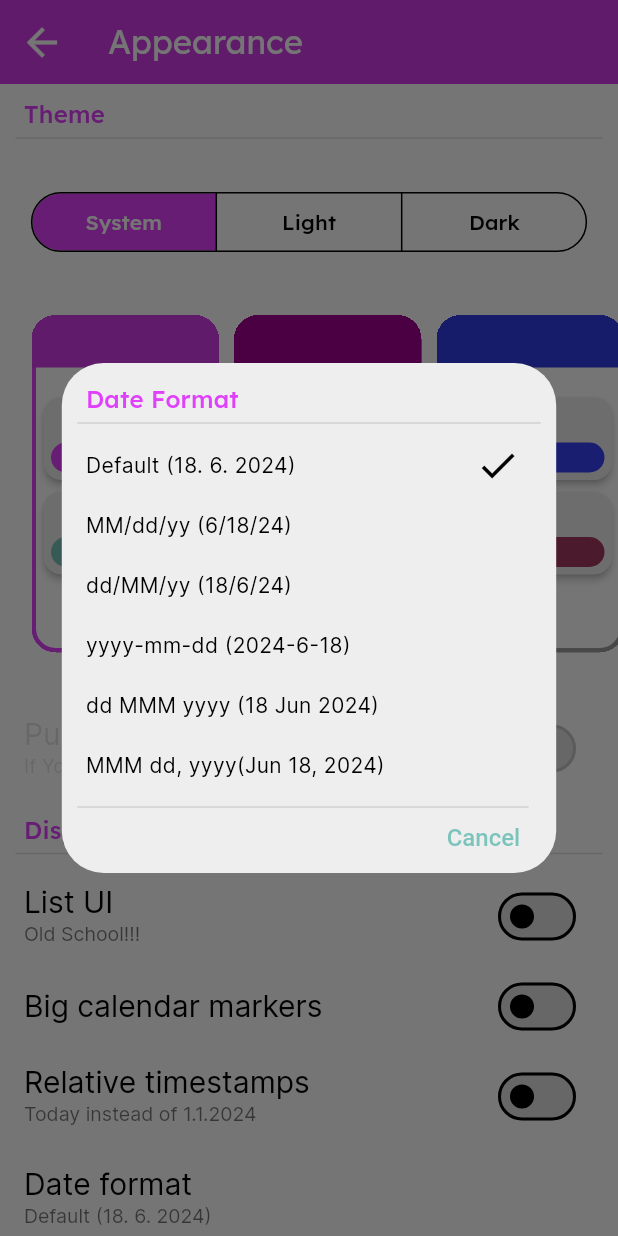
After one commit to App-Elevate/AUT.aplikace-legacy, a Flutter app: the AppearanceScreen screen opened directly, after a tap on "Date format", on a phone screen of 412 x 824 dp. The commit adds this screen. Run offline on Flutter 3.47's test engine with Material 3 defaults, Android fonts, the phone set to English and light mode, and no system bars; our stand-ins replace awesome_notifications, firebase_analytics, firebase_core, firebase_crashlytics, flutter_secure_storage, flutter_svg and 10 more; missing offline and left inert: background_fetch, canteenlib, enum_to_string, icons_flutter; accounts and stored records are empty; statements that could not run were skipped.

Commit message:
add date format picker

```diff
--- /dev/null
+++ b/lib/methods_vars/get_correct_date_string.dart
@@ -0,0 +1,37 @@
+import 'package:autojidelna/classes_enums/all.dart';
+
+String getCorrectDateString(DateFormat format, {DateTime? date}) {
+  String string;
+  DateTime currentDate = DateTime.now();
+  date = DateTime(currentDate.year, currentDate.month, currentDate.day);
+  switch (format) {
+    case DateFormat.ddmmmyyyy:
+      string = "dd MMM yyyy (${currentDate.day} ${getMonthString(currentDate.month)} ${currentDate.year})";
+      break;
+    case DateFormat.ddmmyy:
+      string = "dd/MM/yy (${currentDate.day}/${currentDate.month}/${currentDate.year % 100})";
+      break;
+    case DateFormat.mmddyy:
+      string = "MM/dd/yy (${currentDate.month}/${currentDate.day}/${currentDate.year % 100})";
+      break;
+    case DateFormat.mmmddyyyy:
+      string = "MMM dd, yyyy(${getMonthString(currentDate.month)} ${currentDate.day}, ${currentDate.year})";
+      break;
+    case DateFormat.yyyymmdd:
+      string = "yyyy-mm-dd (${currentDate.year}-${currentDate.month}-${currentDate.day})";
+      break;
+    default:
+      string = "Default (${currentDate.day}. ${currentDate.month}. ${currentDate.year})";
+  }
+  return string;
+}
+
+String getMonthString(int month) {
+  const monthStrings = ['Jan', 'Feb', 'Mar', 'Apr', 'May', 'Jun', 'Jul', 'Aug', 'Sep', 'Oct', 'Nov', 'Dec'];
+
+  if (month < 1 || month > 12) {
+    throw ArgumentError("Invalid month: $month");
+  }
+
+  return monthStrings[month - 1];
+}
--- a/lib/pages_new/appearance.dart
+++ b/lib/pages_new/appearance.dart
@@ -1,10 +1,9 @@
-import 'package:autojidelna/classes_enums/all.dart';
 import 'package:autojidelna/classes_enums/spacing.dart';
 import 'package:autojidelna/providers.dart';
 import 'package:autojidelna/shared_widgets/settings/all_settings_widgets.dart';
 import 'package:autojidelna/shared_widgets/settings/custom_divider.dart';
+import 'package:autojidelna/shared_widgets/settings/date_format_picker_button.dart';
 import 'package:autojidelna/shared_widgets/settings/section_title.dart';
-import 'package:enum_to_string/enum_to_string.dart';
 import 'package:flutter/material.dart';
 import 'package:provider/provider.dart';
 
@@ -22,7 +21,7 @@ class AppearanceScreen extends StatelessWidget {
         child: Column(
           children: [
             const SectionTitle("Theme"),
-            CustomDivider(height: Spacing.s30),
+            CustomDivider(height: Spacing.s24),
             // theme mode picker
             const ThemeModePicker(),
             CustomDivider(height: Spacing.s38),
@@ -70,14 +69,8 @@ class AppearanceScreen extends StatelessWidget {
                 onChanged: relTimeStamps.set,
               ),
             ),
-            Selector<UserPreferences, ({DateFormat read, Function(DateFormat) set})>(
-              selector: (_, p1) => (read: p1.dateFormat, set: p1.setDateFormat),
-              builder: (context, dateFormat, child) => ListTile(
-                title: const Text("Date format"),
-                subtitle: Text(EnumToString.convertToString(dateFormat.read)),
-                onTap: () {},
-              ),
-            ),
+            const DateFormatPickerButton(),
+            const CustomDivider(),
           ],
         ),
       ),
--- /dev/null
+++ b/lib/shared_widgets/settings/date_format_picker.dart
@@ -0,0 +1,68 @@
+import 'package:autojidelna/classes_enums/all.dart';
+import 'package:autojidelna/classes_enums/spacing.dart';
+import 'package:autojidelna/methods_vars/get_correct_date_string.dart';
+import 'package:autojidelna/providers.dart';
+import 'package:autojidelna/shared_widgets/settings/custom_divider.dart';
+import 'package:autojidelna/shared_widgets/settings/section_title.dart';
+import 'package:flutter/material.dart';
+import 'package:provider/provider.dart';
+
+class DateFormatPicker extends StatelessWidget {
+  const DateFormatPicker({super.key});
+
+  @override
+  Widget build(BuildContext context) {
+    return AlertDialog(
+      titlePadding: const EdgeInsets.only(top: 4),
+      contentPadding: EdgeInsets.zero,
+      iconPadding: EdgeInsets.zero,
+      buttonPadding: EdgeInsets.zero,
+      actionsPadding: const EdgeInsets.fromLTRB(0, 0, 8, 8),
+      title: const SectionTitle("Date Format"),
+      content: Selector<UserPreferences, ({DateFormat read, Function(DateFormat) set})>(
+        selector: (_, p1) => (read: p1.dateFormat, set: p1.setDateFormat),
+        builder: (context, dateFormat, child) => SingleChildScrollView(
+          child: SizedBox(
+            width: MediaQuery.sizeOf(context).width * .8,
+            child: Column(
+              mainAxisSize: MainAxisSize.min,
+              children: DateFormat.values.map((format) {
+                DateFormat pickedFormat = dateFormat.read;
+
+                return ListTile(
+                  minVerticalPadding: 0,
+                  visualDensity: const VisualDensity(vertical: -4),
+                  title: Text(getCorrectDateString(format)),
+                  titleTextStyle: Theme.of(context).textTheme.bodyMedium,
+                  trailing: pickedFormat == format ? const Icon(Icons.check) : null,
+                  onTap: () {
+                    dateFormat.set(format);
+                    Navigator.pop(context);
+                  },
+                );
+              }).toList(),
+            ),
+          ),
+        ),
+      ),
+      actions: [
+        Column(
+          crossAxisAlignment: CrossAxisAlignment.end,
+          children: [
+            CustomDivider(height: Spacing.s4),
+            CustomDivider(height: Spacing.s8, isTransparent: false),
+            TextButton(
+              onPressed: () => Navigator.pop(context),
+              style: TextButton.styleFrom(
+                foregroundColor: Theme.of(context).colorScheme.secondary,
+                visualDensity: const VisualDensity(vertical: -4),
+                padding: EdgeInsets.only(right: Spacing.s16),
+              ),
+              child: const Text("Cancel"),
+            ),
+          ],
+        ),
+      ],
+    );
+  }
+}
--- /dev/null
+++ b/lib/shared_widgets/settings/date_format_picker_button.dart
@@ -0,0 +1,25 @@
+import 'package:autojidelna/classes_enums/all.dart';
+import 'package:autojidelna/methods_vars/get_correct_date_string.dart';
+import 'package:autojidelna/providers.dart';
+import 'package:autojidelna/shared_widgets/configured_dialog.dart';
+import 'package:autojidelna/shared_widgets/settings/date_format_picker.dart';
+import 'package:flutter/material.dart';
+import 'package:provider/provider.dart';
+
+class DateFormatPickerButton extends StatelessWidget {
+  const DateFormatPickerButton({super.key});
+
+  @override
+  Widget build(BuildContext context) {
+    return Selector<UserPreferences, ({DateFormat read})>(
+      selector: (_, p1) => (read: p1.dateFormat),
+      builder: (context, dateFormat, child) => ListTile(
+        title: const Text("Date format"),
+        subtitle: Text(getCorrectDateString(dateFormat.read)),
+        onTap: () {
+          configuredDialog(context, builder: (context) => const DateFormatPicker());
+        },
+      ),
+    );
+  }
+}
--- a/lib/shared_widgets/settings/section_title.dart
+++ b/lib/shared_widgets/settings/section_title.dart
@@ -13,7 +13,7 @@ class SectionTitle extends StatelessWidget {
       children: [
         CustomDivider(height: Spacing.s8),
         Padding(
-          padding: EdgeInsets.symmetric(horizontal: MediaQuery.sizeOf(context).width * .05),
+          padding: EdgeInsets.symmetric(horizontal: Spacing.s16),
           child: Text(
             title,
             style: Theme.of(context).textTheme.titleMedium!.copyWith(color: Theme.of(context).colorScheme.primary),
```
